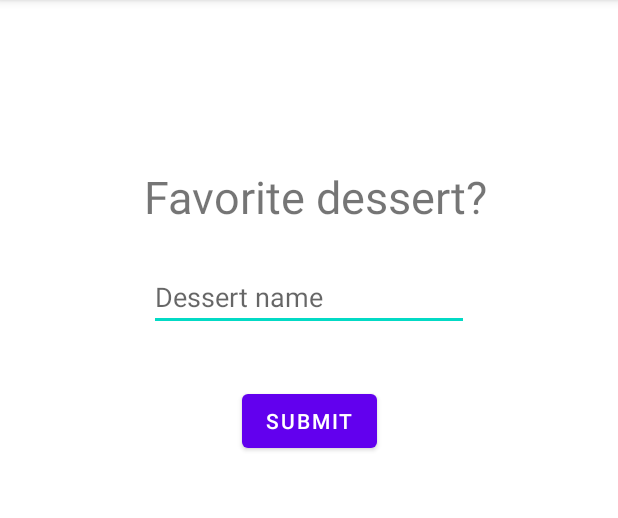
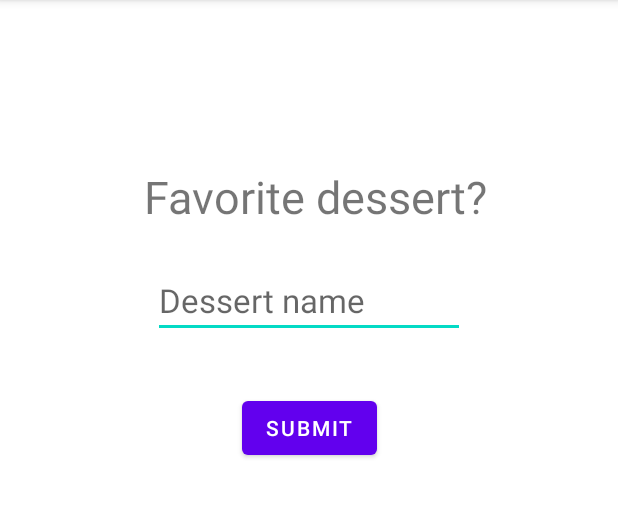
Before and after one commit to Trabochuk/AndroidDevEfficiency, an Android app: the MainActivity screen opened directly, with no data from a screen before it, after a tap on "SUBMIT", on a phone screen of 412 x 824 dp, the part 84-602 px from its top. Run offline under Robolectric (Android 15) with nearby library versions, the phone set to English and light mode, and no system bars.

Commit message:
Fix layout issue + add live template for shared pref

```diff
--- a/app/src/main/java/com/rkpandey/devefficiency/MainActivity.kt
+++ b/app/src/main/java/com/rkpandey/devefficiency/MainActivity.kt
@@ -20,16 +20,16 @@ class MainActivity : AppCompatActivity() {
         tvDesserts = findViewById(R.id.tvDesserts)
         btnSubmit = findViewById(R.id.btnSubmit)
 
-        val dessert = etDessertInput.text.toString()
         btnSubmit.setOnClickListener {
+            val dessert = etDessertInput.text.toString()
             Log.i(TAG, "onClick")
             val currentDesserts = tvDesserts.text.toString()
             if (currentDesserts.isEmpty()) {
                 Log.i(TAG, "currentDesserts is empty")
-                tvDesserts.setText(dessert)
+                tvDesserts.text = dessert
             } else {
                 Log.i(TAG, "There is content in the text view")
-                tvDesserts.setText(currentDesserts + ", " + dessert)
+                tvDesserts.text = currentDesserts + ", " + dessert
             }
             etDessertInput.setText("")
         }
--- a/app/src/main/res/layout/activity_main.xml
+++ b/app/src/main/res/layout/activity_main.xml
@@ -26,8 +26,9 @@
         android:layout_width="wrap_content"
         android:layout_height="wrap_content"
         android:layout_marginTop="24dp"
-        android:ems="10"
+        android:ems="8"
         android:hint="Dessert name"
+        android:textAppearance="@style/TextAppearance.AppCompat.Large"
         app:layout_constraintEnd_toEndOf="parent"
         app:layout_constraintStart_toStartOf="parent"
         app:layout_constraintTop_toBottomOf="@+id/textView" />
@@ -36,10 +37,12 @@
         android:id="@+id/tvDesserts"
         android:layout_width="wrap_content"
         android:layout_height="wrap_content"
-        android:layout_marginStart="52dp"
-        android:layout_marginTop="92dp"
+        android:layout_marginTop="60dp"
+        android:textAppearance="@style/TextAppearance.AppCompat.Large"
+        app:layout_constraintEnd_toEndOf="parent"
         app:layout_constraintStart_toStartOf="parent"
-        app:layout_constraintTop_toBottomOf="@+id/btnSubmit" />
+        app:layout_constraintTop_toBottomOf="@+id/btnSubmit"
+        tools:text="oreos" />
 
     <Button
         android:id="@+id/btnSubmit"
```
